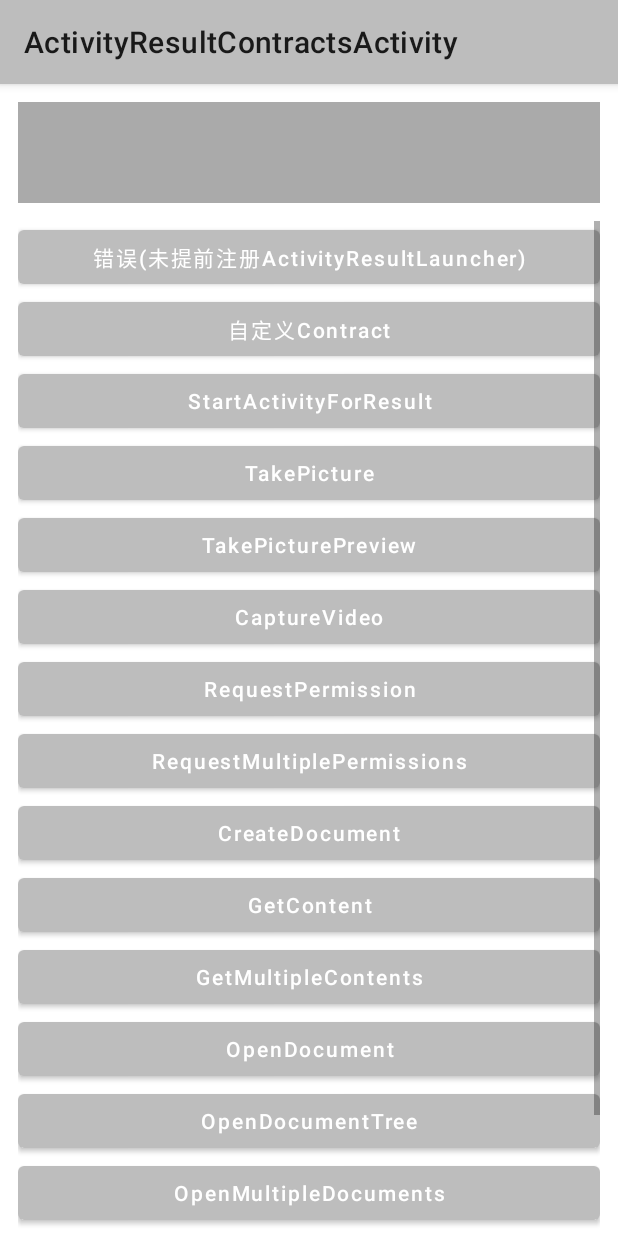
After one commit to TxcA/ManageStartActivity, an Android app: the ActivityResultContractsActivity screen opened directly, with no data from a screen before it, on a phone screen of 412 x 824 dp. The commit adds this screen. Run offline under Robolectric (Android 15) with nearby library versions, the phone set to English and light mode, and no system bars.

Commit message:
`ActivityResultContracts`默认协定完整sample

```diff
--- /dev/null
+++ b/app/src/main/java/com/itxca/sample/msa/ActivityResultContractsActivity.kt
@@ -0,0 +1,305 @@
+package com.itxca.sample.msa
+
+import android.Manifest
+import android.annotation.SuppressLint
+import android.content.Intent
+import android.net.Uri
+import android.os.Bundle
+import android.os.StrictMode
+import android.os.StrictMode.VmPolicy
+import android.widget.Toast
+import androidx.activity.result.contract.ActivityResultContract
+import androidx.activity.result.contract.ActivityResultContracts
+import androidx.appcompat.app.AppCompatActivity
+import androidx.lifecycle.lifecycleScope
+import com.itxca.sample.msa.databinding.ActivityActivityResultContractsBinding
+import kotlinx.coroutines.delay
+import kotlinx.coroutines.launch
+
+
+/**
+ *
+ * Project Name : ManageStartActivity
+ * Package Name : com.itxca.sample.msa
+ * Create Time  : 2021-10-22 23:31
+ * Create By    : @author xIao
+ * Version      : 1.0.0
+ *
+ **/
+
+class ActivityResultContractsActivity : AppCompatActivity() {
+
+    private val viewBinding by lazy { ActivityActivityResultContractsBinding.inflate(layoutInflater) }
+
+    //<editor-fold desc="save uri">
+    private val videoSaveUri by lazy { Uri.fromFile(externalCacheDir?.resolve("video.mp4")) }
+    private val imageSaveUri by lazy { Uri.fromFile(externalCacheDir?.resolve("image.png")) }
+    //</editor-fold>
+
+    //<editor-fold desc="Contracts">
+    /**
+     * 自定义Contract
+     */
+    private val launcherContractActivity =
+        ContractActivity.Contract().let { contract ->
+            registerForActivityResult(contract) {
+                contract.updateLog("result: $it")
+            }
+        }
+
+    /**
+     * 可以理解为 [startActivityForResult]
+     */
+    private val launcherStartActivityForResult =
+        ActivityResultContracts.StartActivityForResult().let { contract ->
+            registerForActivityResult(contract) {
+                contract.updateLog(it.toString())
+            }
+        }
+
+    /**
+     * 通过`MediaStore.ACTION_IMAGE_CAPTURE`拍照并保存
+     */
+    private val launcherTakePicture =
+        ActivityResultContracts.TakePicture().let { contract ->
+            registerForActivityResult(contract) {
+                contract.updateLog("saveSuccess: $it")
+            }
+        }
+
+    /**
+     * 通过`MediaStore.ACTION_IMAGE_CAPTURE`拍照
+     */
+    private val launcherTakePicturePreview =
+        ActivityResultContracts.TakePicturePreview().let { contract ->
+            registerForActivityResult(contract) {
+                contract.updateLog("bitmap : $it")
+            }
+        }
+
+    /**
+     * 通过`MediaStore.ACTION_VIDEO_CAPTURE`拍摄视频并保存
+     * androidx.activity 1.3.0-alpha08后提供，androidx.appcompat好像还没提供该类
+     */
+    private val launcherCaptureVideo =
+        ActivityResultContracts.CaptureVideo().let { contract ->
+            registerForActivityResult(contract) {
+                contract.updateLog("saveSuccess: $it")
+            }
+        }
+
+    /**
+     * 请求单个权限
+     */
+    private val launcherRequestPermission =
+        ActivityResultContracts.RequestPermission().let { contract ->
+            registerForActivityResult(contract) {
+                contract.updateLog("grant: $it")
+            }
+        }
+
+    /**
+     * 请求多个权限
+     */
+    private val launcherRequestMultiplePermissions =
+        ActivityResultContracts.RequestMultiplePermissions().let { contract ->
+            registerForActivityResult(contract) {
+                contract.updateLog(it.map { result -> "${result.key} - ${result.value}" }
+                    .joinToString())
+            }
+        }
+
+    /**
+     * 通过`Intent.ACTION_CREATE_DOCUMENT`创建一个文件
+     */
+    private val launcherCreateDocument =
+        ActivityResultContracts.CreateDocument().let { contract ->
+            registerForActivityResult(contract) {
+                contract.updateLog("uri= $it")
+            }
+        }
+
+    /**
+     * 通过`Intent.ACTION_GET_CONTENT`获取一个文件
+     * 这个方法可以通过`android.content.ContentResolver.openInputStream`获取到文件的原始数据
+     */
+    private val launcherGetContent =
+        ActivityResultContracts.GetContent().let { contract ->
+            registerForActivityResult(contract) {
+                contract.updateLog("uri= $it, size= ${
+                    contentResolver.openInputStream(it)?.use { input ->
+                        input.readBytes().size
+                    } ?: 0
+                }")
+            }
+        }
+
+    /**
+     * 通过`Intent.ACTION_GET_CONTENT`及`Intent.EXTRA_ALLOW_MULTIPLE`获取一个或多个文件
+     * 这个方法可以通过`android.content.ContentResolver.openInputStream`获取到文件的原始数据
+     */
+    private val launcherGetMultipleContents =
+        ActivityResultContracts.GetMultipleContents().let { contract ->
+            registerForActivityResult(contract) {
+                contract.updateLog(it.mapIndexed { index, uri ->
+                    "index= $index, uri: $it, size= ${
+                        contentResolver.openInputStream(uri)?.use { input ->
+                            input.readBytes().size
+                        } ?: 0
+                    }"
+                }.joinToString("\n"))
+            }
+        }
+
+    /**
+     * 通过`Intent.ACTION_OPEN_DOCUMENT`选择文件
+     */
+    private val launcherOpenDocument =
+        ActivityResultContracts.OpenDocument().let { contract ->
+            registerForActivityResult(contract) {
+                contract.updateLog("uri= $it")
+            }
+        }
+
+    /**
+     * 通过`Intent.ACTION_OPEN_DOCUMENT_TREE`选择一个目录，返回一个Uri并得到该目录下全部文档的管理权
+     */
+    private val launcherOpenDocumentTree =
+        ActivityResultContracts.OpenDocumentTree().let { contract ->
+            registerForActivityResult(contract) {
+                contract.updateLog("uri= $it")
+            }
+        }
+
+    /**
+     * 通过`Intent.ACTION_OPEN_DOCUMENT`及`Intent.EXTRA_ALLOW_MULTIPLE`获取一个或多个文件
+     */
+    private val launcherOpenMultipleDocuments =
+        ActivityResultContracts.OpenMultipleDocuments().let { contract ->
+            registerForActivityResult(contract) {
+                contract.updateLog(it.mapIndexed { index, uri ->
+                    "index= $index, uri: $it, size= ${
+                        contentResolver.openInputStream(uri)?.use { input ->
+                            input.readBytes().size
+                        } ?: 0
+                    }"
+                }.joinToString("\n"))
+            }
+        }
+
+    /**
+     * 通过`Intent.ACTION_PICK`从系统通讯录中获取联系人
+     */
+    private val launcherPickContact =
+        ActivityResultContracts.PickContact().let { contract ->
+            registerForActivityResult(contract) {
+                contract.updateLog("uri= $it")
+            }
+        }
+
+    /**
+     * 通过`MediaStore.ACTION_VIDEO_CAPTURE`拍摄视频并保存
+     * 弃用了，官方解释是缩略图的Bitmap的返回不稳定，替换方法为[ActivityResultContracts.CaptureVideo]
+     */
+    @Deprecated("已被标记为弃用")
+    private val launcherTakeVideo =
+        ActivityResultContracts.TakeVideo().let { contract ->
+            registerForActivityResult(contract) {
+                contract.updateLog("thumbnail bitmap= $it")
+            }
+        }
+    //</editor-fold>
+
+    override fun onCreate(savedInstanceState: Bundle?) {
+        super.onCreate(savedInstanceState)
+        setContentView(viewBinding.root)
+        VmPolicy.Builder().run {
+            StrictMode.setVmPolicy(build())
+            detectFileUriExposure()
+        }
+        title = this::class.java.simpleName
+        initView()
+    }
+
+    private fun initView() {
+        /** 该方法会抛出异常，原因为必须在`STARTED`前调用`registerForActivityResult `*/
+        viewBinding.btnStartActivityForResultError.setOnClickListener {
+            lifecycleScope.launch {
+                Toast.makeText(this@ActivityResultContractsActivity, "该方法会抛出`IllegalStateException`异常", Toast.LENGTH_LONG)
+                    .show()
+                delay(500L)
+                registerForActivityResult(ActivityResultContracts.StartActivityForResult()) {
+                }.launch(Intent(this@ActivityResultContractsActivity, SecondActivity::class.java))
+            }
+        }
+
+        viewBinding.btnContractActivity.setOnClickListener {
+            launcherContractActivity.launch("hi, Activity Result API!")
+        }
+
+        viewBinding.btnStartActivityForResult.setOnClickListener {
+            launcherStartActivityForResult.launch(Intent(this@ActivityResultContractsActivity, SecondActivity::class.java))
+        }
+
+        viewBinding.btnTakePicture.setOnClickListener {
+            launcherTakePicture.launch(imageSaveUri)
+        }
+
+        viewBinding.btnTakePicturePreview.setOnClickListener {
+            launcherTakePicturePreview.launch(null)
+        }
+
+        viewBinding.btnCaptureVideo.setOnClickListener {
+            launcherCaptureVideo.launch(videoSaveUri)
+        }
+
+        viewBinding.btnRequestPermission.setOnClickListener {
+            launcherRequestPermission.launch(Manifest.permission.READ_PHONE_STATE)
+        }
+
+        viewBinding.btnRequestMultiplePermissions.setOnClickListener {
+            launcherRequestMultiplePermissions.launch(arrayOf(Manifest.permission.ACCESS_FINE_LOCATION, Manifest.permission.READ_EXTERNAL_STORAGE))
+        }
+
+        viewBinding.btnCreateDocument.setOnClickListener {
+            launcherCreateDocument.launch("ManageStartActivity.txt")
+        }
+
+        viewBinding.btnGetContent.setOnClickListener {
+            launcherGetContent.launch(MIME_IMAGE)
+        }
+
+        viewBinding.btnGetMultipleContents.setOnClickListener {
+            launcherGetMultipleContents.launch(MIME_IMAGE)
+        }
+
+        viewBinding.btnOpenDocument.setOnClickListener {
+            launcherOpenDocument.launch(arrayOf(MIME_IMAGE))
+        }
+
+        viewBinding.btnOpenDocumentTree.setOnClickListener {
+            launcherOpenDocumentTree.launch(null)
+        }
+
+        viewBinding.btnOpenMultipleDocuments.setOnClickListener {
+            launcherOpenMultipleDocuments.launch(arrayOf(MIME_IMAGE))
+        }
+
+        viewBinding.btnPickContact.setOnClickListener {
+            launcherPickContact.launch(null)
+        }
+
+        viewBinding.btnTakeVideo.setOnClickListener {
+            launcherTakeVideo.launch(videoSaveUri)
+        }
+    }
+
+    @SuppressLint("SetTextI18n")
+    private fun <T : ActivityResultContract<*, *>> T.updateLog(message: String) {
+        viewBinding.tvLogcat.text = "[${this::class.java.simpleName}] $message"
+    }
+
+    companion object{
+        private const val MIME_IMAGE = "image/*"
+    }
+}
--- a/app/src/main/java/com/itxca/sample/msa/MainActivity.kt
+++ b/app/src/main/java/com/itxca/sample/msa/MainActivity.kt
@@ -23,6 +23,9 @@ class MainActivity : BaseActivity() {
         viewBinding.startActivityForResultSyncTarget.setOnClickListener(::startActivityForResultSyncTarget)
         viewBinding.startActivityForResultSyncIntent.setOnClickListener(::startActivityForResultSyncIntent)
         viewBinding.startTestFragment.setOnClickListener(::startTestFragment)
+        viewBinding.startActivityResultContracts.setOnClickListener{
+            startActivity(ActivityResultContractsActivity::class)
+        }
     }
 
     private fun startActivityTarget(v: View) {
--- /dev/null
+++ b/app/src/main/res/layout/activity_activity_result_contracts.xml
@@ -0,0 +1,114 @@
+<?xml version="1.0" encoding="utf-8"?>
+
+
+<LinearLayout xmlns:android="http://schemas.android.com/apk/res/android"
+    xmlns:tools="http://schemas.android.com/tools"
+    android:layout_width="match_parent"
+    android:layout_height="wrap_content"
+    android:orientation="vertical"
+    android:paddingStart="12dp"
+    android:paddingEnd="12dp"
+    tools:context=".MainActivity">
+
+    <TextView
+        android:id="@+id/tv_logcat"
+        style="@style/mas_button"
+        android:layout_marginTop="12dp"
+        android:layout_marginBottom="12dp"
+        android:background="@android:color/darker_gray"
+        android:gravity="top|start"
+        android:minLines="4"
+        android:textColor="@android:color/black" />
+
+    <ScrollView
+        android:layout_width="match_parent"
+        android:layout_height="match_parent">
+
+        <LinearLayout
+            android:layout_width="match_parent"
+            android:layout_height="wrap_content"
+            android:orientation="vertical">
+
+
+            <Button
+                android:id="@+id/btn_start_activity_for_result_error"
+                style="@style/mas_button"
+                android:text="错误(未提前注册ActivityResultLauncher)" />
+
+            <Button
+                android:id="@+id/btn_contract_activity"
+                style="@style/mas_button"
+                android:text="自定义Contract" />
+
+            <Button
+                android:id="@+id/btn_start_activity_for_result"
+                style="@style/mas_button"
+                android:text="StartActivityForResult" />
+
+            <Button
+                android:id="@+id/btn_take_picture"
+                style="@style/mas_button"
+                android:text="TakePicture" />
+
+            <Button
+                android:id="@+id/btn_take_picture_preview"
+                style="@style/mas_button"
+                android:text="TakePicturePreview" />
+
+            <Button
+                android:id="@+id/btn_capture_video"
+                style="@style/mas_button"
+                android:text="CaptureVideo" />
+
+            <Button
+                android:id="@+id/btn_request_permission"
+                style="@style/mas_button"
+                android:text="RequestPermission" />
+
+            <Button
+                android:id="@+id/btn_request_multiple_permissions"
+                style="@style/mas_button"
+                android:text="RequestMultiplePermissions" />
+
+            <Button
+                android:id="@+id/btn_create_document"
+                style="@style/mas_button"
+                android:text="CreateDocument" />
+
+            <Button
+                android:id="@+id/btn_get_content"
+                style="@style/mas_button"
+                android:text="GetContent" />
+
+            <Button
+                android:id="@+id/btn_get_multiple_contents"
+                style="@style/mas_button"
+                android:text="GetMultipleContents" />
+
+            <Button
+                android:id="@+id/btn_open_document"
+                style="@style/mas_button"
+                android:text="OpenDocument" />
+
+            <Button
+                android:id="@+id/btn_open_document_tree"
+                style="@style/mas_button"
+                android:text="OpenDocumentTree" />
+
+            <Button
+                android:id="@+id/btn_open_multiple_documents"
+                style="@style/mas_button"
+                android:text="OpenMultipleDocuments" />
+
+            <Button
+                android:id="@+id/btn_pick_contact"
+                style="@style/mas_button"
+                android:text="PickContact" />
+
+            <Button
+                android:id="@+id/btn_take_video"
+                style="@style/mas_button"
+                android:text="TakeVideo" />
+        </LinearLayout>
+    </ScrollView>
+</LinearLayout>
```
Also changed, not shown: app/src/main/java/com/itxca/sample/msa/ContractActivity.kt (added, +91 -0 lines), 1 other file.
